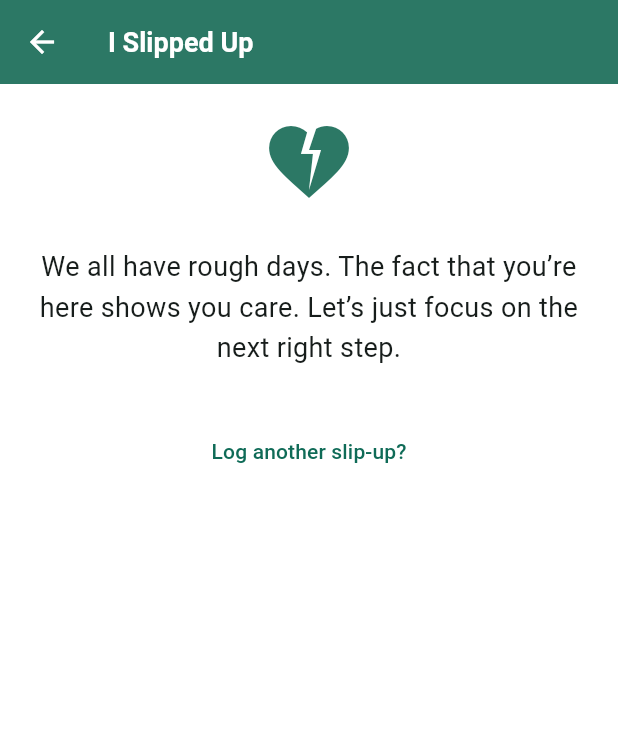
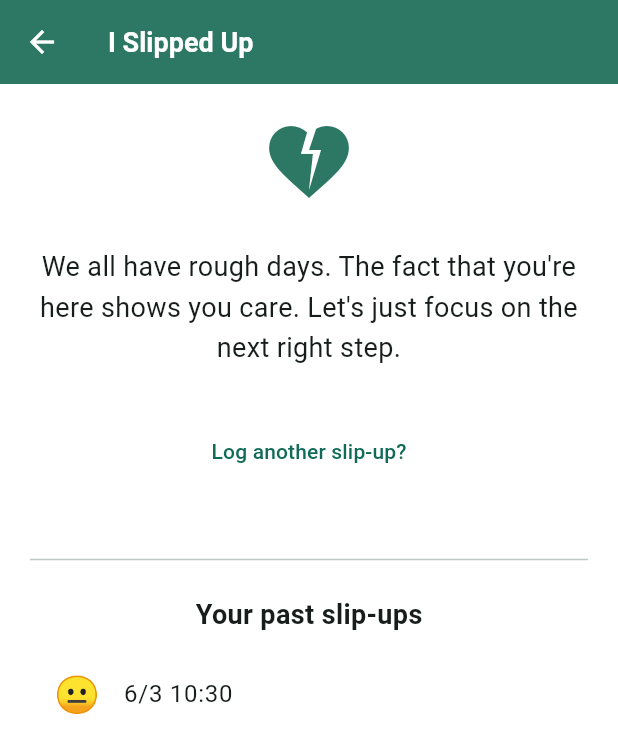
Before and after one commit to billee/lifebudget, a Flutter app: the SlipUpScreen screen opened directly, after a tap on "I slipped up — I want to move forward", on a phone screen of 412 x 824 dp. Shown: the top 753 px of the screen. Run offline on Flutter 3.47's test engine with Material 3 defaults, Android fonts, the phone set to English and light mode, and no system bars; our stand-ins replace flutter_riverpod, font_awesome_flutter, go_router, shared_preferences, sqflite; accounts and stored records are empty.

Commit message:
create past slip up

```diff
--- a/lib/presentation/providers/slip_up_provider.dart
+++ b/lib/presentation/providers/slip_up_provider.dart
@@ -10,3 +10,12 @@ final recentSlipUpsProvider = FutureProvider<List<SlipUp>>((ref) async {
   final repo = ref.watch(slipUpRepositoryProvider);
   return await repo.getRecent();
 });
+
+final daysSinceLastSlipUpProvider = FutureProvider<int?>((ref) async {
+  final repo = ref.watch(slipUpRepositoryProvider);
+  final recent = await repo.getRecent(limit: 1);
+  if (recent.isEmpty) return null; // never slipped up
+  final lastDate = recent.first.date;
+  final now = DateTime.now();
+  return now.difference(lastDate).inDays;
+});
--- a/lib/presentation/screens/home/focus_card_widget.dart
+++ b/lib/presentation/screens/home/focus_card_widget.dart
@@ -5,10 +5,13 @@ import '../../../core/utils/number_formatter.dart';
 class FocusCardWidget extends StatelessWidget {
   final double dailyAllowance;
   final int daysLeft;
+  final int? daysSinceLastSlipUp; // null = never slipped up
+
   const FocusCardWidget({
     super.key,
     required this.dailyAllowance,
     required this.daysLeft,
+    this.daysSinceLastSlipUp,
   });
 
   @override
@@ -16,21 +19,35 @@ class FocusCardWidget extends StatelessWidget {
     String message;
     IconData icon;
 
-    if (dailyAllowance <= 0) {
-      icon = Icons.lightbulb_outline;
-      message = "Your planned expenses are using all your income right now. "
-          "That’s okay — it just means every peso has a job. "
-          "If you feel squeezed, try adjusting one of your envelopes.";
-    } else if (dailyAllowance < 100) {
-      icon = Icons.tips_and_updates;
+    // --- Slip-up streak message ---
+    if (daysSinceLastSlipUp == null) {
+      // User has never slipped up
+      icon = Icons.sunny;
       message =
-          "You have ${formatAmount(dailyAllowance)} left per day — a little room to breathe. "
-          "Small amounts add up!";
+          "You haven't had a rough day since you started. That's amazing!";
+    } else if (daysSinceLastSlipUp == 0) {
+      icon = Icons.heart_broken;
+      message =
+          "Yesterday was tough — but today is a new day. You're still here.";
+    } else if (daysSinceLastSlipUp == 1) {
+      icon = Icons.sentiment_satisfied;
+      message = "It's been a day since your last slip-up. One step at a time.";
     } else {
       icon = Icons.emoji_events;
       message =
-          "You’re doing great! With ${formatAmount(dailyAllowance)} a day, "
-          "you’ve got space to save or treat yourself.";
+          "You've gone $daysSinceLastSlipUp days without a rough day. That's strength.";
+    }
+
+    // --- Daily allowance part ---
+    if (dailyAllowance <= 0) {
+      message +=
+          "\n\nYour planned expenses cover all your income — every peso has a job.";
+    } else if (dailyAllowance < 100) {
+      message +=
+          "\n\nYou have ${formatAmount(dailyAllowance)} left per day. Small amounts add up.";
+    } else {
+      message +=
+          "\n\nWith ${formatAmount(dailyAllowance)} a day, you've got breathing room.";
     }
 
     return Container(
--- a/lib/presentation/screens/home/home_screen.dart
+++ b/lib/presentation/screens/home/home_screen.dart
@@ -9,6 +9,7 @@ import '../../providers/transaction_provider.dart';
 import '../../providers/expected_expenses_provider.dart';
 import '../../../core/constants/app_colors.dart';
 import '../slip_up/slip_up_screen.dart';
+import '../../providers/slip_up_provider.dart';
 
 class HomeScreen extends ConsumerWidget {
   const HomeScreen({super.key});
@@ -17,6 +18,8 @@ class HomeScreen extends ConsumerWidget {
   Widget build(BuildContext context, WidgetRef ref) {
     final expensesAsync = ref.watch(expectedExpensesProvider);
     final allTxnsAsync = ref.watch(allTransactionsProvider);
+    final daysSinceSlipUpAsync = ref.watch(daysSinceLastSlipUpProvider);
+    final daysSinceSlipUp = daysSinceSlipUpAsync.valueOrNull;
 
     if (expensesAsync.isLoading || allTxnsAsync.isLoading) {
       return const Center(child: CircularProgressIndicator());
--- a/lib/presentation/screens/slip_up/slip_up_screen.dart
+++ b/lib/presentation/screens/slip_up/slip_up_screen.dart
@@ -48,22 +48,23 @@ class _SlipUpScreenState extends ConsumerState<SlipUpScreen> {
     final repo = ref.read(slipUpRepositoryProvider);
     await repo.insert(slipUp);
     ref.invalidate(recentSlipUpsProvider);
+    ref.invalidate(daysSinceLastSlipUpProvider);
 
     // Generate compassionate response
     String response;
     if (amount != null && amount > 0) {
       response =
-          "That’s okay. ₱${amount.toStringAsFixed(0)} over plan isn’t the end. "
-          "Tomorrow is a fresh page. Want to try a no‑spend morning?";
+          "That's okay. ₱${amount.toStringAsFixed(0)} over plan isn't the end. "
+          "Tomorrow is a fresh page. Want to try a no-spend morning?";
     } else {
       response =
-          "We all have rough days. The fact that you’re here shows you care. "
-          "Let’s just focus on the next right step.";
+          "We all have rough days. The fact that you're here shows you care. "
+          "Let's just focus on the next right step.";
     }
 
     if (_mood == 'stressed' || _mood == 'guilty') {
       response +=
-          "\n\nYou’re not alone in this. One slip doesn’t undo your progress.";
+          "\n\nYou're not alone in this. One slip doesn't undo your progress.";
     }
 
     setState(() {
@@ -84,6 +85,8 @@ class _SlipUpScreenState extends ConsumerState<SlipUpScreen> {
 
   @override
   Widget build(BuildContext context) {
+    final slipUpsAsync = ref.watch(recentSlipUpsProvider);
+
     return Scaffold(
       appBar: AppBar(
         title:
@@ -93,7 +96,7 @@ class _SlipUpScreenState extends ConsumerState<SlipUpScreen> {
       ),
       body: SingleChildScrollView(
         padding: const EdgeInsets.all(20),
-        child: _submitted ? _buildResponse() : _buildForm(),
+        child: _submitted ? _buildResponse(slipUpsAsync) : _buildForm(),
       ),
     );
   }
@@ -174,8 +177,9 @@ class _SlipUpScreenState extends ConsumerState<SlipUpScreen> {
     );
   }
 
-  Widget _buildResponse() {
+  Widget _buildResponse(AsyncValue<List<SlipUp>> slipUpsAsync) {
     return Column(
+      crossAxisAlignment: CrossAxisAlignment.center,
       children: [
         const Icon(Icons.heart_broken, size: 64, color: AppColors.primary),
         const SizedBox(height: 24),
@@ -187,7 +191,40 @@ class _SlipUpScreenState extends ConsumerState<SlipUpScreen> {
         const SizedBox(height: 32),
         TextButton(
           onPressed: _reset,
-          child: const Text('Log another slip‑up?'),
+          child: const Text('Log another slip-up?'),
+        ),
+        const SizedBox(height: 40),
+        const Divider(),
+        const SizedBox(height: 16),
+        const Text(
+          'Your past slip-ups',
+          style: TextStyle(fontSize: 18, fontWeight: FontWeight.bold),
+        ),
+        const SizedBox(height: 12),
+        slipUpsAsync.when(
+          loading: () => const CircularProgressIndicator(),
+          error: (err, stack) => Text('Could not load history'),
+          data: (slipUps) {
+            if (slipUps.isEmpty) {
+              return const Text('None yet — this is your first one.',
+                  style: TextStyle(color: AppColors.textSecondary));
+            }
+            return Column(
+              children: slipUps.map((s) {
+                final emoji = _moodEmojis[s.mood] ?? '😶';
+                final dateStr =
+                    '${s.date.month}/${s.date.day} ${s.date.hour}:${s.date.minute.toString().padLeft(2, '0')}';
+                final amountStr = s.amount != null
+                    ? ' - ₱${s.amount!.toStringAsFixed(0)}'
+                    : '';
+                return ListTile(
+                  leading: Text(emoji, style: const TextStyle(fontSize: 24)),
+                  title: Text('$dateStr$amountStr'),
+                  subtitle: s.note != null ? Text(s.note!) : null,
+                );
+              }).toList(),
+            );
+          },
         ),
       ],
     );
```
